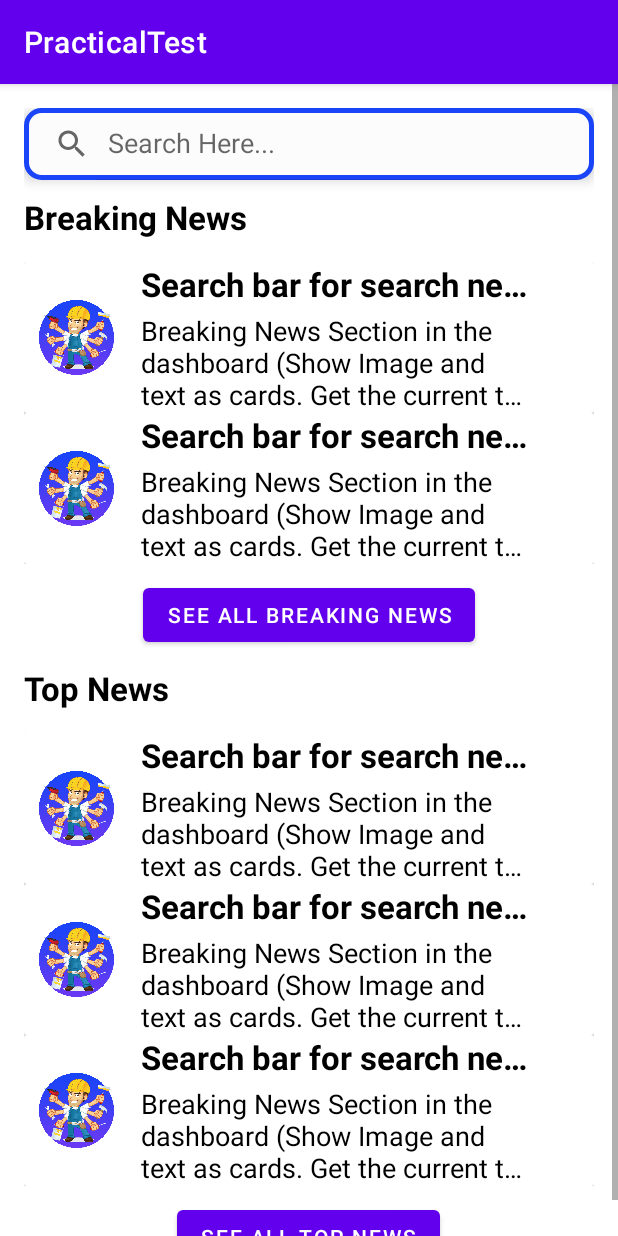
After one commit to sandunadhikari/AndroidPracticaltest, an Android app: the HomeActivity screen opened directly, with no data from a screen before it, on a phone screen of 412 x 824 dp. The commit adds this screen. Run offline under Robolectric (Android 15) with nearby library versions, the phone set to English and light mode, and no system bars.

Commit message:
developing news section

```diff
--- /dev/null
+++ b/app/src/main/java/com/example/practicaltest/HomeActivity.kt
@@ -0,0 +1,11 @@
+package com.example.practicaltest
+
+import androidx.appcompat.app.AppCompatActivity
+import android.os.Bundle
+
+class HomeActivity : AppCompatActivity() {
+    override fun onCreate(savedInstanceState: Bundle?) {
+        super.onCreate(savedInstanceState)
+        setContentView(R.layout.activity_home)
+    }
+}
--- /dev/null
+++ b/app/src/main/res/drawable/bg_round.xml
@@ -0,0 +1,8 @@
+<?xml version="1.0" encoding="utf-8"?>
+<shape xmlns:android="http://schemas.android.com/apk/res/android"
+    android:shape="rectangle">
+    <solid android:color="@color/contentBodyColor"/>
+    <stroke android:width="3dp" android:color="@color/gradientLightBlue"/>
+    <corners android:radius="10dp"/>
+
+</shape>
--- /dev/null
+++ b/app/src/main/res/layout/activity_home.xml
@@ -0,0 +1,108 @@
+<?xml version="1.0" encoding="utf-8"?>
+<RelativeLayout xmlns:android="http://schemas.android.com/apk/res/android"
+    xmlns:app="http://schemas.android.com/apk/res-auto"
+    xmlns:tools="http://schemas.android.com/tools"
+    android:layout_width="match_parent"
+    android:layout_height="match_parent"
+    tools:context=".HomeActivity">
+    <ScrollView
+        android:layout_width="match_parent"
+        android:layout_height="match_parent">
+    <LinearLayout
+        android:layout_width="match_parent"
+        android:layout_height="match_parent"
+        android:orientation="vertical"
+        android:layout_margin="@dimen/margin16">
+
+        <SearchView
+            android:layout_width="match_parent"
+            android:layout_height="wrap_content"
+            android:id="@+id/search_bar"
+            android:queryHint="Search Here..."
+            android:iconifiedByDefault="false"
+            android:elevation="5dp"
+            android:background="@drawable/bg_round"/>
+
+        <TextView
+            android:layout_alignParentTop="true"
+            android:layout_alignParentLeft="true"
+            style="@style/viewParent"
+            android:text="Breaking News"
+            android:textSize="@dimen/headerTextSize"
+            android:textColor="@color/black"
+            android:textStyle="bold"
+            android:layout_marginTop="10dp"
+            android:layout_marginBottom="10dp"/>
+
+        <RelativeLayout
+            android:layout_width="match_parent"
+            android:layout_height="wrap_content"
+            android:layout_marginTop="5dp">
+            <ScrollView
+                android:layout_width="match_parent"
+                android:layout_height="wrap_content"
+                android:scrollbars="none">
+                <LinearLayout
+                    android:layout_width="match_parent"
+                    android:layout_height="wrap_content"
+                    android:orientation="vertical">
+
+                    <include layout="@layout/card_popular_courses"/>
+                    <include layout="@layout/card_popular_courses"/>
+
+
+                </LinearLayout>
+            </ScrollView>
+
+        </RelativeLayout>
+
+        <Button
+            android:layout_width="wrap_content"
+            android:layout_height="wrap_content"
+            android:text="See All Breaking News"
+            android:layout_gravity="center"
+            android:layout_marginTop="10dp"/>
+
+        <TextView
+            android:layout_alignParentTop="true"
+            android:layout_alignParentLeft="true"
+            style="@style/viewParent"
+            android:text="Top News"
+            android:textSize="@dimen/headerTextSize"
+            android:textColor="@color/black"
+            android:textStyle="bold"
+            android:layout_marginTop="10dp"
+            android:layout_marginBottom="10dp"/>
+
+        <RelativeLayout
+            android:layout_width="match_parent"
+            android:layout_height="wrap_content"
+            android:layout_marginTop="5dp">
+            <ScrollView
+                android:layout_width="match_parent"
+                android:layout_height="wrap_content"
+                android:scrollbars="none">
+                <LinearLayout
+                    android:layout_width="match_parent"
+                    android:layout_height="wrap_content"
+                    android:orientation="vertical">
+
+                    <include layout="@layout/card_popular_courses"/>
+                    <include layout="@layout/card_popular_courses"/>
+                    <include layout="@layout/card_popular_courses"/>
+
+                </LinearLayout>
+            </ScrollView>
+
+        </RelativeLayout>
+
+        <Button
+            android:layout_width="wrap_content"
+            android:layout_height="wrap_content"
+            android:text="See All Top News"
+            android:layout_gravity="center"
+            android:layout_marginTop="10dp"/>
+
+    </LinearLayout>
+    </ScrollView>
+</RelativeLayout>
--- /dev/null
+++ b/app/src/main/res/layout/card_popular_courses.xml
@@ -0,0 +1,59 @@
+<?xml version="1.0" encoding="utf-8"?>
+<androidx.cardview.widget.CardView xmlns:android="http://schemas.android.com/apk/res/android"
+    android:layout_width="match_parent"
+    android:layout_height="match_parent">
+
+    <LinearLayout
+        android:layout_width="match_parent"
+        android:layout_height="wrap_content"
+        android:orientation="horizontal">
+
+        <ImageView
+            android:layout_width="50dp"
+            android:layout_height="wrap_content"
+            android:layout_gravity="center"
+            android:adjustViewBounds="true"
+            android:cropToPadding="true"
+            android:maxWidth="70dp"
+            android:layout_margin="10dp"
+            android:src="@drawable/login_logo" />
+        <LinearLayout
+            android:layout_width="wrap_content"
+            android:layout_height="wrap_content"
+            android:orientation="vertical">
+            <TextView
+                android:id="@+id/newsTitle"
+                android:layout_width="260sp"
+                android:layout_height="wrap_content"
+                android:layout_gravity="start"
+                android:layout_marginLeft="8dp"
+                android:layout_marginStart="8dp"
+                android:ellipsize="end"
+                android:gravity="start"
+                android:maxLines="1"
+                android:text="@string/default_news_title"
+                android:textAlignment="gravity"
+                android:textColor="@android:color/background_dark"
+                android:textSize="22sp"
+                android:textStyle="bold"/>
+
+            <TextView
+                android:id="@+id/newsDescription"
+                android:layout_width="260sp"
+                android:layout_height="wrap_content"
+                android:layout_gravity="start"
+                android:layout_marginLeft="8dp"
+                android:layout_marginStart="8dp"
+                android:layout_marginTop="4dp"
+                android:ellipsize="end"
+                android:gravity="start"
+                android:maxLines="3"
+                android:text="@string/default_news_description"
+                android:textAlignment="gravity"
+                android:textColor="@android:color/black"
+                android:textSize="18sp"/>
+        </LinearLayout>
+
+    </LinearLayout>
+
+</androidx.cardview.widget.CardView>
--- a/app/src/main/res/layout/user_login.xml
+++ b/app/src/main/res/layout/user_login.xml
@@ -24,11 +24,12 @@
         android:layout_width="match_parent"
         android:layout_height="wrap_content"
         android:id="@+id/login_password"
-        android:hint="@string/password"/>
+        android:hint="@string/password"
+        android:inputType="textPassword"/>
     <Button
         android:layout_width="wrap_content"
         android:layout_height="wrap_content"
-        android:id="@+id/saveButton"
+        android:id="@+id/loginButton"
         android:text="@string/loginButton"
         android:layout_gravity="center_horizontal"/>
 
--- a/app/src/main/res/layout/user_registration.xml
+++ b/app/src/main/res/layout/user_registration.xml
@@ -30,7 +30,8 @@
         android:layout_width="match_parent"
         android:layout_height="wrap_content"
         android:id="@+id/passwordText"
-        android:hint="@string/password"/>
+        android:hint="@string/password"
+        android:inputType="textPassword"/>
     <Button
         android:layout_width="wrap_content"
         android:layout_height="wrap_content"
--- a/app/src/main/res/values/strings.xml
+++ b/app/src/main/res/values/strings.xml
@@ -7,4 +7,6 @@
     <string name="password">Password</string>
     <string name="saveButton">Save</string>
     <string name="loginButton">Login</string>
+    <string name="default_news_title">Search bar for search news with a search list</string>
+    <string name="default_news_description">Breaking News Section in the dashboard (Show Image and text as cards. Get the current top headlines for a country or category) with a view all option</string>
 </resources>
--- a/build.gradle
+++ b/build.gradle
@@ -8,3 +8,8 @@ plugins {
 task clean(type: Delete) {
     delete rootProject.buildDir
 }
+
+ext {
+    lifecycleVersion = '2.4.0'
+    roomVersion = '2.4.1'
+}
```
Also changed, not shown: app/build.gradle (+12 -0 lines), app/src/main/AndroidManifest.xml (+8 -2 lines), app/src/main/java/com/example/practicaltest/DatabaseHelper.kt (added, +66 -0 lines), app/src/main/java/com/example/practicaltest/MainActivity.kt (+56 -0 lines), app/src/main/java/com/example/practicaltest/SearchActivity.kt (added, +11 -0 lines), app/src/main/java/com/example/practicaltest/data/User.kt (added, +20 -0 lines), app/src/main/java/com/example/practicaltest/data/UserDao.kt (added, +25 -0 lines), app/src/main/java/com/example/practicaltest/data/UserDatabase.kt (added, +40 -0 lines), app/src/main/java/com/example/practicaltest/data/UserRepository.kt (added, +20 -0 lines), app/src/main/java/com/example/practicaltest/data/UserViewModel.kt (added, +25 -0 lines), app/src/main/res/layout/activity_search.xml (added, +50 -0 lines), app/src/main/res/values/colors.xml (+14 -0 lines).
